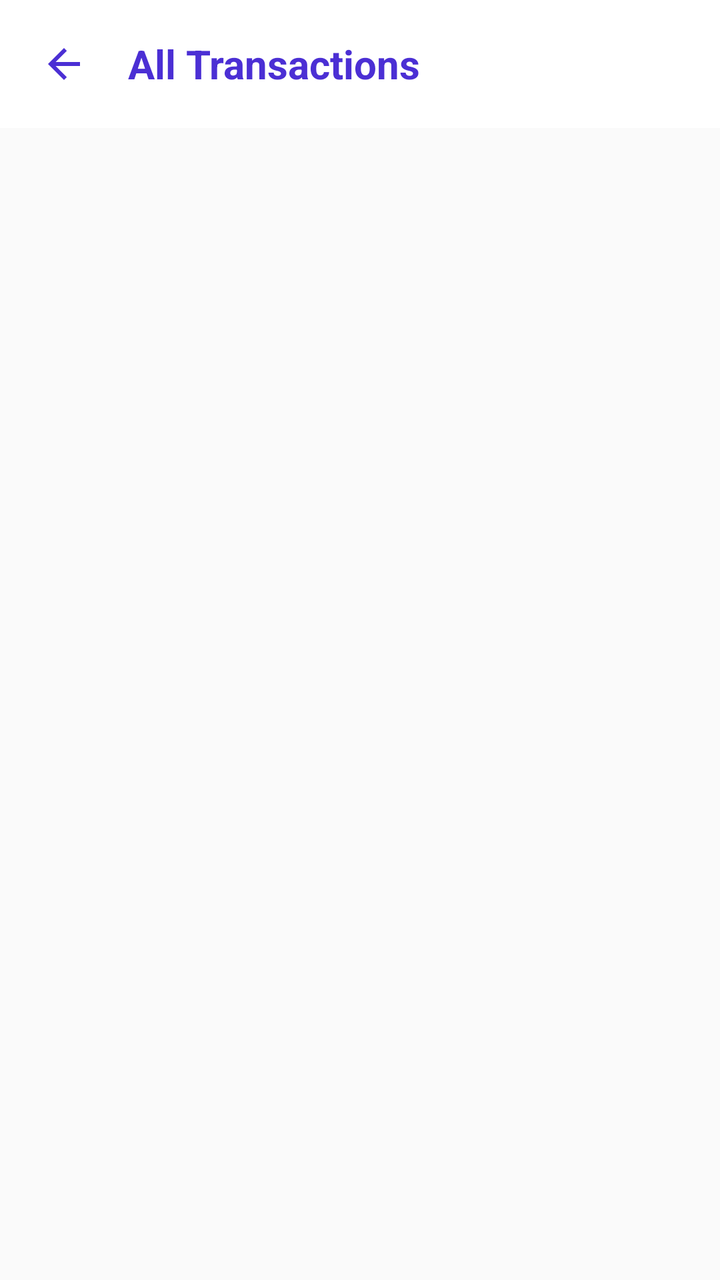
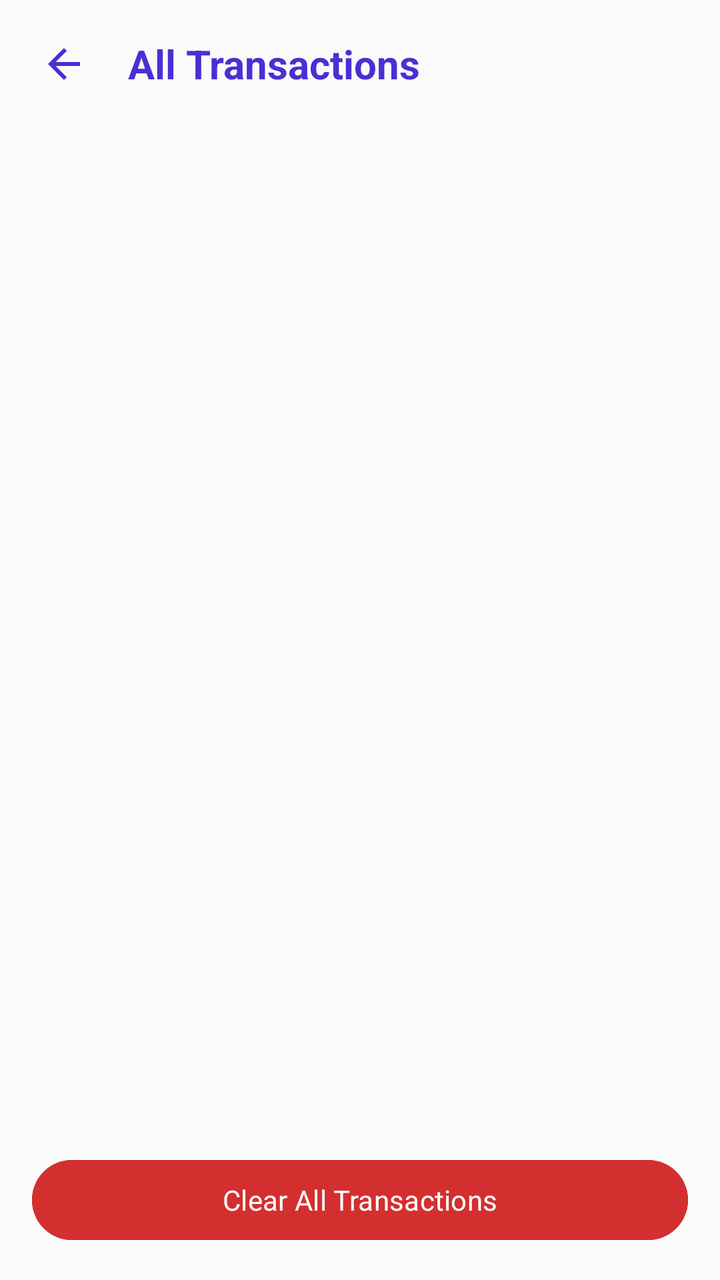

Two renders of the same Android screen: before a commit and after it. Below are the layout's source before the change and the commit's diff.
<!-- AndroidManifest.xml: application theme Theme.ExpenseTracker -->
<!-- res/layout/activity_all_transactions.xml -->
<?xml version="1.0" encoding="utf-8"?>
<androidx.constraintlayout.widget.ConstraintLayout xmlns:android="http://schemas.android.com/apk/res/android"
    xmlns:app="http://schemas.android.com/apk/res-auto"
    xmlns:tools="http://schemas.android.com/tools"
    android:id="@+id/allTransactionsMain"
    android:layout_width="match_parent"
    android:layout_height="match_parent"
    android:background="@color/background"
    tools:context=".AllTransactionsActivity">

    <LinearLayout
        android:id="@+id/header"
        android:layout_width="match_parent"
        android:layout_height="wrap_content"
        android:orientation="horizontal"
        android:padding="16dp"
        android:gravity="center_vertical"
        android:background="@color/white"
        app:layout_constraintTop_toTopOf="parent">

        <ImageView
            android:id="@+id/backButton"
            android:layout_width="32dp"
            android:layout_height="32dp"
            android:src="@drawable/ic_arrow_back"
            android:padding="4dp"
            app:tint="@color/primary"
            android:clickable="true"
            android:focusable="true"
            android:contentDescription="@string/all_transactions"
            android:background="?attr/selectableItemBackgroundBorderless"/>

        <TextView
            android:layout_width="wrap_content"
            android:layout_height="wrap_content"
            android:layout_marginStart="16dp"
            android:text="@string/all_transactions"
            android:textColor="@color/primary"
            android:textSize="20sp"
            android:textStyle="bold" />
    </LinearLayout>

    <ListView
        android:id="@+id/allTransactionsListView"
        android:layout_width="match_parent"
        android:layout_height="0dp"
        android:divider="@drawable/transaction_divider"
        android:dividerHeight="1dp"
        android:paddingHorizontal="16dp"
        android:clipToPadding="false"
        app:layout_constraintTop_toBottomOf="@id/header"
        app:layout_constraintBottom_toBottomOf="parent"/>

</androidx.constraintlayout.widget.ConstraintLayout>
<!-- resources referenced by this layout -->
<resources>
  <color name="background">#FAFAFA</color>
  <color name="primary">#4B2FD4</color>
  <color name="white">#FFFFFF</color>
  <!-- drawable ic_arrow_back (drawable) -->
  <vector xmlns:android="http://schemas.android.com/apk/res/android"
      android:width="24dp"
      android:height="24dp"
      android:viewportWidth="24"
      android:viewportHeight="24"
      android:tint="?attr/colorControlNormal">
    <path
        android:fillColor="@android:color/white"
        android:pathData="M20,11H7.83l5.59,-5.59L12,4l-8,8 8,8 1.41,-1.41L7.83,13H20v-2z"/>
  </vector>
  <!-- drawable transaction_divider (drawable) -->
  <?xml version="1.0" encoding="utf-8"?>
  <shape xmlns:android="http://schemas.android.com/apk/res/android">
      <size android:height="1dp" />
      <solid android:color="#EFEFF5" />
  </shape>
  <string name="all_transactions">All Transactions</string>
  <style name="Theme.ExpenseTracker" parent="Base.Theme.ExpenseTracker" />
  <style name="Base.Theme.ExpenseTracker" parent="Theme.Material3.DayNight.NoActionBar">
          <item name="colorPrimary">@color/primary</item>
          <item name="colorPrimaryContainer">@color/soft_lavender</item>
          <item name="colorSecondary">@color/primary</item>
          <item name="android:fontFamily">sans-serif</item>
      </style>
  <color name="soft_lavender">#EDE9FF</color>
</resources>

<!-- the commit's change to res/layout/activity_all_transactions.xml (unified diff, before → after) -->
@@ -15,7 +15,6 @@
         android:orientation="horizontal"
         android:padding="16dp"
         android:gravity="center_vertical"
-        android:background="@color/white"
         app:layout_constraintTop_toTopOf="parent">
 
         <ImageView
@@ -49,6 +48,16 @@
         android:paddingHorizontal="16dp"
         android:clipToPadding="false"
         app:layout_constraintTop_toBottomOf="@id/header"
+        app:layout_constraintBottom_toTopOf="@id/clearAllButton"/>
+
+    <Button
+        android:id="@+id/clearAllButton"
+        android:layout_width="match_parent"
+        android:layout_height="wrap_content"
+        android:layout_margin="16dp"
+        android:text="@string/clear_all_transactions"
+        android:backgroundTint="#D32F2F"
+        android:textColor="@color/white"
         app:layout_constraintBottom_toBottomOf="parent"/>
 
 </androidx.constraintlayout.widget.ConstraintLayout>
<!-- resource entries referenced after the edit -->
@@ -21,6 +21,7 @@
       <solid android:color="#EFEFF5" />
   </shape>
   <string name="all_transactions">All Transactions</string>
+  <string name="clear_all_transactions">Clear All Transactions</string>
   <style name="Theme.ExpenseTracker" parent="Base.Theme.ExpenseTracker" />
   <style name="Base.Theme.ExpenseTracker" parent="Theme.Material3.DayNight.NoActionBar">
           <item name="colorPrimary">@color/primary</item>
